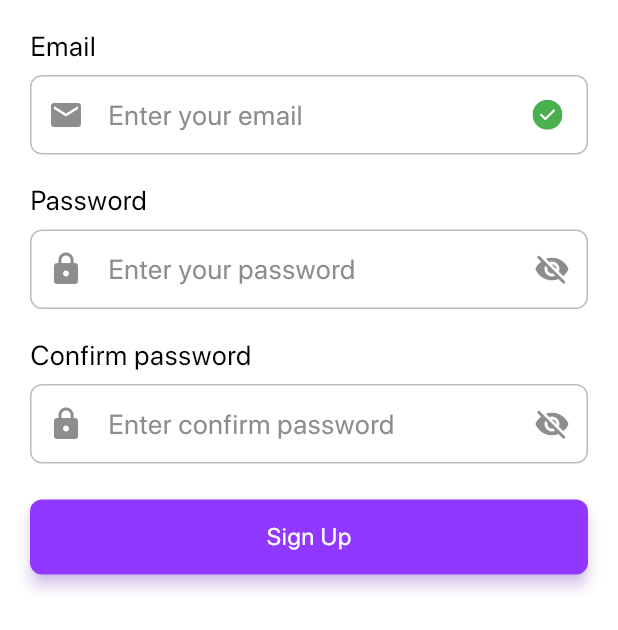
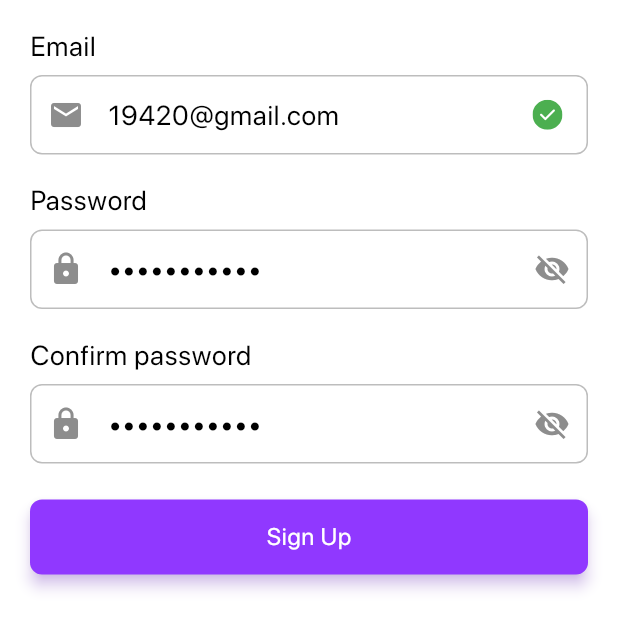
Before and after one commit to Vanhoai/wflow, a Flutter app: the FormRegisterEmail widget shown alone on an empty page, opened directly, after a tap on "Sign Up", on a phone screen of 412 x 824 dp. Shown: the top 630 px of the screen. Run offline on Flutter 3.47's test engine with Material 2 defaults, Android fonts, the phone set to English and light mode, and no system bars; our stand-ins replace cached_network_image, dartz, device_info_plus, dio, emoji_picker_flutter, equatable and 26 more; missing offline and left inert: dart_jsonwebtoken, flutter_config_plus, flutter_flipperkit, flutter_sound, photo_manager, stringee_flutter_plugin and 3 more; accounts and stored records are empty; generated files the repository leaves out were written again; network calls fail; project files that could hold a hidden picture were left out.

Commit message:
feat: register

```diff
--- /dev/null
+++ b/lib/core/utils/strings.util.dart
@@ -0,0 +1,12 @@
+class StringsUtil {
+  static String capitalize(String s) => s[0].toUpperCase() + s.substring(1);
+
+  static bool isEmail(String email) => RegExp(r'^[a-zA-Z0-9.]+@[a-zA-Z0-9]+\.[a-zA-Z]+').hasMatch(email);
+
+  static bool isPhoneNumber(String phone) => RegExp(r'^[0-9]{10,11}$').hasMatch(phone);
+
+  static bool isPassword(String password) =>
+      RegExp(r'^[a-zA-Z0-9@!#$%^&*()_+`~\-=\[\]\\{}|;’:\",./<>?]{8,}$').hasMatch(password);
+
+  static bool isComparePassword(String password, String rePassword) => password == rePassword;
+}
--- a/lib/core/utils/utils.dart
+++ b/lib/core/utils/utils.dart
@@ -3,3 +3,4 @@ export 'json.util.dart';
 export 'hydrated.util.dart';
 export 'alert.util.dart';
 export 'search.utils.dart';
+export 'strings.util.dart';
--- a/lib/core/widgets/shared/textfield/text_field_from.dart
+++ b/lib/core/widgets/shared/textfield/text_field_from.dart
@@ -45,8 +45,8 @@ class _StateTextFieldFrom extends State<TextFieldFrom> {
 
   @override
   void dispose() {
+    focusNode.dispose();
     super.dispose();
-    focusNode.dispose();
   }
 
   @override
--- a/lib/modules/auth/data/auth_repository_impl.dart
+++ b/lib/modules/auth/data/auth_repository_impl.dart
@@ -25,4 +25,14 @@ class AuthRepositoryImpl implements AuthRepository {
       return const Right(ServerFailure());
     }
   }
+
+  @override
+  Future<Either<String, Failure>> register(AuthNormalRegisterRequest request) async {
+    try {
+      final response = await authService.register(request);
+      return Left(response);
+    } catch (exception) {
+      return Right(CommonFailure(message: exception.toString()));
+    }
+  }
 }
--- a/lib/modules/auth/data/auth_service.dart
+++ b/lib/modules/auth/data/auth_service.dart
@@ -5,6 +5,7 @@ import 'package:wflow/modules/auth/data/models/response_model.dart';
 
 abstract class AuthService {
   Future<AuthSignInResponse> signIn(AuthNormalRequest request);
+  Future<String> register(AuthNormalRegisterRequest request);
 }
 
 class AuthServiceImpl implements AuthService {
@@ -15,10 +16,8 @@ class AuthServiceImpl implements AuthService {
   @override
   Future<AuthSignInResponse> signIn(AuthNormalRequest request) async {
     try {
-      final json =
-          await agent.dio.post('/auth/sign-in', data: request.toJson());
+      final json = await agent.dio.post('/auth/sign-in', data: request.toJson());
       final HttpResponse httpResponse = HttpResponse.fromJson(json.data);
-
       if (httpResponse.statusCode != 200) {
         throw Exception(httpResponse.message);
       } else {
@@ -28,4 +27,19 @@ class AuthServiceImpl implements AuthService {
       throw Exception(exception);
     }
   }
+
+  @override
+  Future<String> register(AuthNormalRegisterRequest request) async {
+    try {
+      final json = await agent.dio.post('/auth/create-account', data: request.toJson());
+      final HttpResponse httpResponse = HttpResponse.fromJson(json.data);
+      if (httpResponse.statusCode != 200) {
+        throw Exception(httpResponse.message);
+      } else {
+        return httpResponse.message;
+      }
+    } catch (exception) {
+      throw Exception(exception);
+    }
+  }
 }
--- a/lib/modules/auth/data/models/request_model.dart
+++ b/lib/modules/auth/data/models/request_model.dart
@@ -15,3 +15,21 @@ class AuthNormalRequest {
         'deviceToken': deviceToken,
       };
 }
+
+class AuthNormalRegisterRequest {
+  final String username;
+  final String password;
+  final String type;
+
+  const AuthNormalRegisterRequest({
+    required this.username,
+    required this.password,
+    required this.type,
+  });
+
+  Map<String, dynamic> toJson() => {
+        'username': username,
+        'password': password,
+        'type': type,
+      };
+}
--- a/lib/modules/auth/domain/auth_repository.dart
+++ b/lib/modules/auth/domain/auth_repository.dart
@@ -1,8 +1,9 @@
+import 'package:dartz/dartz.dart';
 import 'package:wflow/core/http/failure.http.dart';
 import 'package:wflow/modules/auth/data/models/request_model.dart';
 import 'package:wflow/modules/auth/domain/auth_entity.dart';
-import 'package:dartz/dartz.dart';
 
 abstract class AuthRepository {
   Future<Either<AuthEntity, Failure>> signIn(AuthNormalRequest request);
+  Future<Either<String, Failure>> register(AuthNormalRegisterRequest request);
 }
--- a/lib/modules/auth/domain/auth_usecase.dart
+++ b/lib/modules/auth/domain/auth_usecase.dart
@@ -6,6 +6,7 @@ import 'package:wflow/modules/auth/domain/auth_repository.dart';
 
 abstract class AuthUseCase {
   Future<Either<AuthEntity, Failure>> signIn(AuthNormalRequest request);
+  Future<Either<String, Failure>> register(AuthNormalRegisterRequest request);
 }
 
 class AuthUseCaseImpl implements AuthUseCase {
@@ -17,4 +18,9 @@ class AuthUseCaseImpl implements AuthUseCase {
   Future<Either<AuthEntity, Failure>> signIn(AuthNormalRequest request) async {
     return await authRepository.signIn(request);
   }
+
+  @override
+  Future<Either<String, Failure>> register(AuthNormalRegisterRequest request) async {
+    return await authRepository.register(request);
+  }
 }
--- /dev/null
+++ b/lib/modules/auth/presentation/register/bloc/register_bloc.dart
@@ -0,0 +1,46 @@
+import 'package:equatable/equatable.dart';
+import 'package:flutter_bloc/flutter_bloc.dart';
+import 'package:wflow/common/injection.dart';
+import 'package:wflow/common/loading/bloc.dart';
+import 'package:wflow/modules/auth/data/models/request_model.dart';
+import 'package:wflow/modules/auth/domain/auth_usecase.dart';
+
+part 'register_event.dart';
+part 'register_state.dart';
+
+class RegisterBloc extends Bloc<RegisterEvent, RegisterState> {
+  final AuthUseCase authUseCase;
+
+  RegisterBloc({required this.authUseCase}) : super(RegisterState.createEmpty()) {
+    on<RegisterTypeEvent>(onRegisterType);
+    on<RegisterErrorEvent>(onRegisterError);
+  }
+
+  Future<void> onRegisterType(RegisterTypeEvent registerEvent, Emitter<RegisterState> emit) async {
+    try {
+      instance.call<AppLoadingBloc>().add(AppShowLoadingEvent());
+      final request = AuthNormalRegisterRequest(
+        username: registerEvent.username,
+        password: registerEvent.password,
+        type: registerEvent.type,
+      );
+
+      final result = await authUseCase.register(request);
+      result.fold((String l) {
+        emit(RegisterEmailSuccessState(message: l));
+        return l;
+      }, (r) {
+        add(RegisterErrorEvent(message: r.message.toString()));
+        return r;
+      });
+    } catch (exception) {
+      add(RegisterErrorEvent(message: exception.toString()));
+    } finally {
+      instance.call<AppLoadingBloc>().add(AppHideLoadingEvent());
+    }
+  }
+
+  Future<void> onRegisterError(RegisterErrorEvent registerEvent, Emitter<RegisterState> emit) async {
+    emit(RegisterErrorState(message: registerEvent.message));
+  }
+}
--- /dev/null
+++ b/lib/modules/auth/presentation/register/bloc/register_event.dart
@@ -0,0 +1,26 @@
+part of 'register_bloc.dart';
+
+sealed class RegisterEvent extends Equatable {
+  const RegisterEvent();
+
+  @override
+  List<Object> get props => [];
+}
+
+class RegisterTypeEvent extends RegisterEvent {
+  final String username;
+  final String password;
+  final String type;
+  const RegisterTypeEvent({required this.username, required this.password, required this.type});
+
+  @override
+  List<Object> get props => [username, password, type];
+}
+
+class RegisterErrorEvent extends RegisterEvent {
+  final String message;
+  const RegisterErrorEvent({required this.message});
+
+  @override
+  List<Object> get props => [message];
+}
--- /dev/null
+++ b/lib/modules/auth/presentation/register/bloc/register_state.dart
@@ -0,0 +1,52 @@
+part of 'register_bloc.dart';
+
+class RegisterState extends Equatable {
+  final String type;
+  final String username;
+  final String password;
+
+  const RegisterState({
+    required this.type,
+    required this.username,
+    required this.password,
+  });
+
+  RegisterState copyWith({String? type, String? username, String? password}) {
+    return RegisterState(
+        type: type ?? this.type, username: username ?? this.username, password: password ?? this.password);
+  }
+
+  factory RegisterState.createEmpty() {
+    return const RegisterState(type: 'email', username: '', password: '');
+  }
+
+  @override
+  List<Object> get props => [type, username, password];
+}
+
+class RegisterEmailSuccessState extends RegisterState {
+  final String message;
+
+  const RegisterEmailSuccessState({required this.message}) : super(type: 'email', username: '', password: '');
+
+  @override
+  List<Object> get props => [message];
+}
+
+class RegisterPhoneSuccessState extends RegisterState {
+  final String message;
+
+  const RegisterPhoneSuccessState({required this.message}) : super(type: 'phone', username: '', password: '');
+
+  @override
+  List<Object> get props => [message];
+}
+
+class RegisterErrorState extends RegisterState {
+  final String message;
+
+  const RegisterErrorState({required this.message}) : super(type: 'email', username: '', password: '');
+
+  @override
+  List<Object> get props => [message];
+}
--- a/lib/modules/auth/presentation/register/components/form_register_email.dart
+++ /dev/null
@@ -1,90 +0,0 @@
-import 'package:flutter/material.dart';
-import 'package:wflow/core/widgets/custom/custom.dart';
-import 'package:flutter_svg/svg.dart';
-import 'package:wflow/configuration/constants.dart';
-import 'package:wflow/core/widgets/shared/textfield/text_field_from.dart';
-
-class FormRegisterEmail extends StatefulWidget {
-  const FormRegisterEmail({Key? key}) : super(key: key);
-  @override
-  State<StatefulWidget> createState() {
-    return _FormState();
-  }
-}
-
-class _FormState extends State<FormRegisterEmail> {
-  late final TextEditingController emailController;
-  late final TextEditingController passwordController;
-  late final TextEditingController rePasswordController;
-  final GlobalKey<FormState> _key = GlobalKey<FormState>();
-  @override
-  void initState() {
-    super.initState();
-    emailController = TextEditingController();
-    passwordController = TextEditingController();
-    rePasswordController = TextEditingController();
-  }
-
-  @override
-  void dispose() {
-    super.dispose();
-    emailController.dispose();
-    passwordController.dispose();
-  }
-
-  @override
-  Widget build(BuildContext context) {
-    return Container(
-      margin: const EdgeInsets.symmetric(horizontal: 20),
-      child: Form(
-        key: _key,
-        child: Column(
-          children: [
-            TextFieldFrom(
-              label: 'Email',
-              controller: emailController,
-              placeholder: 'Enter your email',
-              textInputAction: TextInputAction.next,
-              prefixIcon: const Icon(Icons.email, size: 24),
-              suffixIcon: Padding(
-                padding: const EdgeInsets.only(bottom: 16, top: 16, right: 17, left: 18),
-                child: SvgPicture.asset(
-                  AppConstants.checkFill,
-                  fit: BoxFit.cover,
-                  colorFilter: const ColorFilter.mode(Colors.green, BlendMode.srcIn),
-                ),
-              ),
-            ),
-            TextFieldFrom(
-              controller: passwordController,
-              label: 'Password',
-              placeholder: 'Enter your password',
-              textInputAction: TextInputAction.next,
-              prefixIcon: const Icon(
-                Icons.lock,
-                size: 24,
-              ),
-              isPassword: true,
-            ),
-            TextFieldFrom(
-              controller: rePasswordController,
-              label: 'Confirm password',
-              placeholder: 'Enter confirm password',
-              textInputAction: TextInputAction.done,
-              prefixIcon: const Icon(
-                Icons.lock,
-                size: 24,
-              ),
-              isPassword: true,
-            ),
-            const SizedBox(height: 24),
-            PrimaryButton(
-              onPressed: () {},
-              label: 'Sign Up',
-            ),
-          ],
-        ),
-      ),
-    );
-  }
-}
--- /dev/null
+++ b/lib/modules/auth/presentation/register/widgets/form_register_email.dart
@@ -0,0 +1,139 @@
+import 'dart:math' as math;
+
+import 'package:flutter/material.dart';
+import 'package:flutter_bloc/flutter_bloc.dart';
+import 'package:wflow/core/utils/utils.dart';
+import 'package:wflow/core/widgets/custom/custom.dart';
+import 'package:flutter_svg/svg.dart';
+import 'package:wflow/configuration/constants.dart';
+import 'package:wflow/core/widgets/shared/textfield/text_field_from.dart';
+import 'package:wflow/modules/auth/presentation/register/bloc/register_bloc.dart';
+
+class FormRegisterEmail extends StatefulWidget {
+  const FormRegisterEmail({Key? key}) : super(key: key);
+  @override
+  State<StatefulWidget> createState() {
+    return _FormState();
+  }
+}
+
+class _FormState extends State<FormRegisterEmail> {
+  late final TextEditingController emailController;
+  late final TextEditingController passwordController;
+  late final TextEditingController rePasswordController;
+  final GlobalKey<FormState> _key = GlobalKey<FormState>();
+  @override
+  void initState() {
+    super.initState();
+    emailController = TextEditingController();
+    passwordController = TextEditingController();
+    rePasswordController = TextEditingController();
+
+    emailController.text = '${math.Random().nextInt(100000)}@gmail.com';
+    passwordController.text = 'Aa12345678@';
+    rePasswordController.text = 'Aa12345678@';
+  }
+
+  @override
+  void dispose() {
+    emailController.dispose();
+    passwordController.dispose();
+    super.dispose();
+  }
+
+  String? validateEmail(String? value) {
+    if (value == null || value.isEmpty) {
+      AlertUtils.showMessage('Notification', 'Email is required');
+      return 'Email is required';
+    }
+    if (!StringsUtil.isEmail(value)) {
+      AlertUtils.showMessage('Notification', 'Email is invalid');
+      return 'Email is invalid';
+    }
+    return null;
+  }
+
+  String? validatePassword(String? value, String? secondValue) {
+    if (value == null || value.isEmpty) {
+      AlertUtils.showMessage('Notification', 'Password is required');
+      return 'Password is required';
+    }
+    if (!StringsUtil.isPassword(value)) {
+      AlertUtils.showMessage('Notification', 'Password must be at least 8 characters');
+      return 'Password must be at least 8 characters';
+    }
+    if (!StringsUtil.isComparePassword(value, secondValue!)) {
+      AlertUtils.showMessage('Notification', 'Password and confirm password must be the same');
+      return 'Password and confirm password must be the same';
+    }
+    return null;
+  }
+
+  @override
+  Widget build(BuildContext context) {
+    return BlocBuilder<RegisterBloc, RegisterState>(
+      bloc: BlocProvider.of<RegisterBloc>(context),
+      buildWhen: (previous, current) => previous != current,
+      builder: (context, state) => Padding(
+        padding: const EdgeInsets.symmetric(horizontal: 20),
+        child: Form(
+          key: _key,
+          child: Column(
+            crossAxisAlignment: CrossAxisAlignment.center,
+            mainAxisSize: MainAxisSize.min,
+            children: [
+              TextFieldFrom(
+                label: 'Email',
+                controller: emailController,
+                placeholder: 'Enter your email',
+                textInputAction: TextInputAction.next,
+                prefixIcon: const Icon(Icons.email, size: 24),
+                suffixIcon: Padding(
+                  padding: const EdgeInsets.only(bottom: 16, top: 16, right: 17, left: 18),
+                  child: SvgPicture.asset(
+                    AppConstants.checkFill,
+                    fit: BoxFit.cover,
+                    colorFilter: const ColorFilter.mode(Colors.green, BlendMode.srcIn),
+                  ),
+                ),
+              ),
+              TextFieldFrom(
+                controller: passwordController,
+                label: 'Password',
+                placeholder: 'Enter your password',
+                textInputAction: TextInputAction.next,
+                prefixIcon: const Icon(
+                  Icons.lock,
+                  size: 24,
+                ),
+                isPassword: true,
+              ),
+              TextFieldFrom(
+                controller: rePasswordController,
+                label: 'Confirm password',
+                placeholder: 'Enter confirm password',
+                textInputAction: TextInputAction.done,
+                prefixIcon: const Icon(
+                  Icons.lock,
+                  size: 24,
+                ),
+                isPassword: true,
+              ),
+              const SizedBox(height: 24),
+              PrimaryButton(
+                onPressed: () {
+                  if (validateEmail(emailController.text) == null &&
+                      validatePassword(passwordController.text, rePasswordController.text) == null) {
+                    context.read<RegisterBloc>().add(RegisterTypeEvent(
+                        username: emailController.text, password: passwordController.text, type: 'email'));
+                  }
+                },
+                label: 'Sign Up',
+              ),
+            ],
+          ),
+        ),
+      ),
+    );
+  }
+}
```
Also changed, not shown: lib/modules/auth/presentation/register/components/form_register_phone.dart (deleted, +0 -93 lines), lib/modules/auth/presentation/register/register.dart (+32 -6 lines), lib/modules/auth/presentation/register/widgets/form_register_phone.dart (added, +137 -0 lines), lib/modules/auth/presentation/register/widgets/widgets.dart (renamed from lib/modules/auth/presentation/register/components/index.dart).
